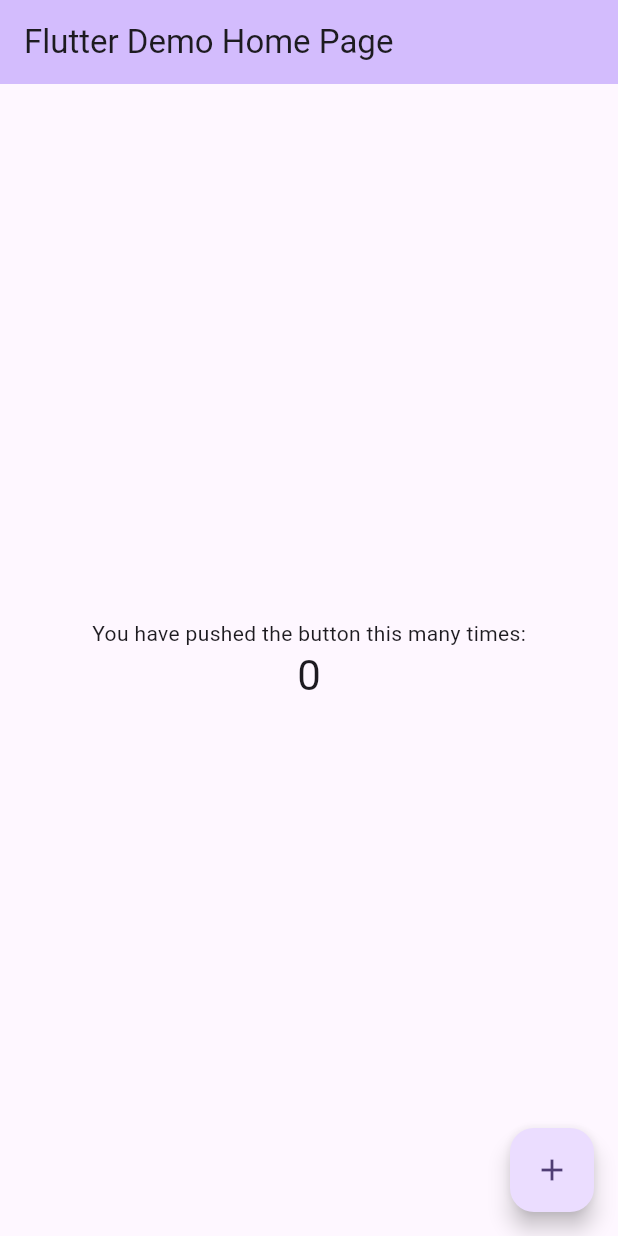
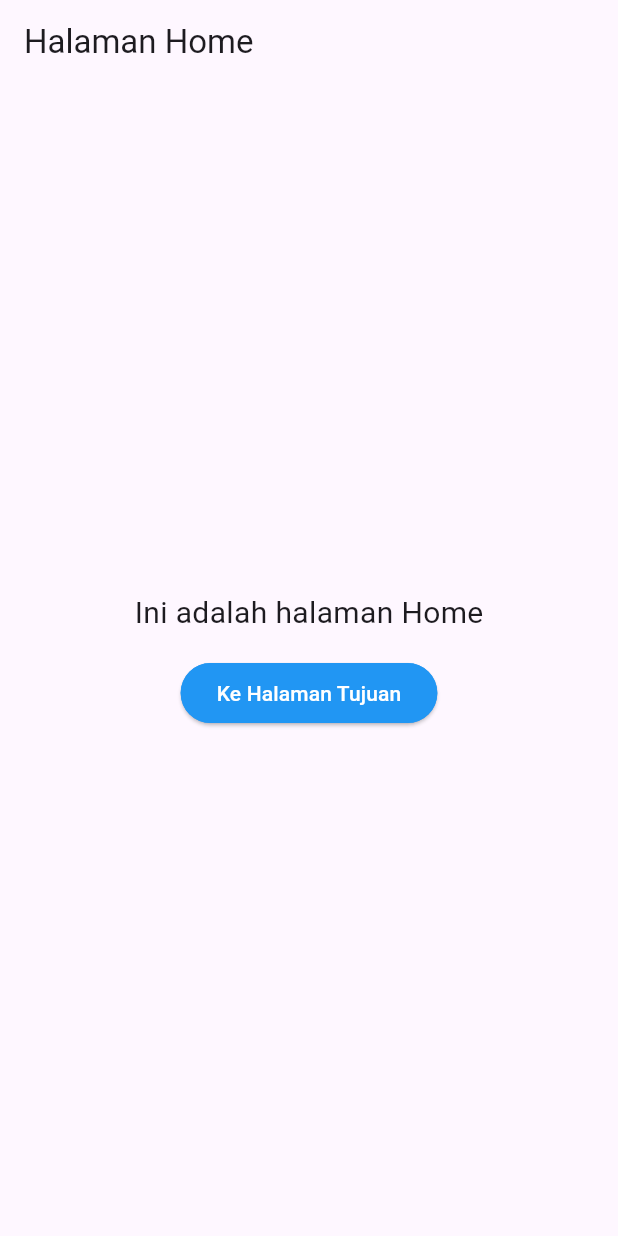
Before and after one commit to contrapoetra/mobile-programming-6, a Flutter app: the screen it shows after launch, on a phone screen of 412 x 824 dp. Run offline on Flutter 3.47's test engine with Material 3 defaults, Android fonts, the phone set to English and light mode, and no system bars.

Commit message:
do stuff

```diff
--- /dev/null
+++ b/demo_navigasi_pageroute/lib/home.dart
@@ -0,0 +1,41 @@
+import 'package:flutter/material.dart';
+import 'tujuan.dart';
+
+class Home extends StatelessWidget {
+  const Home({super.key});
+
+  @override
+  Widget build(BuildContext context) {
+    return Scaffold(
+      appBar: AppBar(title: const Text("Halaman Home")),
+      body: Center(
+        child: Column(
+          mainAxisAlignment: MainAxisAlignment.center,
+          children: [
+            const Text(
+              "Ini adalah halaman Home",
+              style: TextStyle(fontSize: 20),
+            ),
+            const SizedBox(height: 15),
+            ElevatedButton(
+              style: ElevatedButton.styleFrom(
+                backgroundColor: Colors.blue,
+                side: const BorderSide(width: 1.0, color: Colors.blue),
+              ),
+              onPressed: () {
+                Navigator.push(
+                  context,
+                  MaterialPageRoute(builder: (context) => const Tujuan()),
+                );
+              },
+              child: const Text(
+                "Ke Halaman Tujuan",
+                style: TextStyle(color: Colors.white),
+              ),
+            ),
+          ],
+        ),
+      ),
+    );
+  }
+}
--- a/demo_navigasi_pageroute/lib/main.dart
+++ b/demo_navigasi_pageroute/lib/main.dart
@@ -1,4 +1,5 @@
 import 'package:flutter/material.dart';
+import 'home.dart';
 
 void main() {
   runApp(const MyApp());
@@ -7,116 +8,11 @@ void main() {
 class MyApp extends StatelessWidget {
   const MyApp({super.key});
 
-  // This widget is the root of your application.
   @override
   Widget build(BuildContext context) {
-    return MaterialApp(
-      title: 'Flutter Demo',
-      theme: ThemeData(
-        // This is the theme of your application.
-        //
-        // TRY THIS: Try running your application with "flutter run". You'll see
-        // the application has a purple toolbar. Then, without quitting the app,
-        // try changing the seedColor in the colorScheme below to Colors.green
-        // and then invoke "hot reload" (save your changes or press the "hot
-        // reload" button in a Flutter-supported IDE, or press "r" if you used
-        // the command line to start the app).
-        //
-        // Notice that the counter didn't reset back to zero; the application
-        // state is not lost during the reload. To reset the state, use hot
-        // restart instead.
-        //
-        // This works for code too, not just values: Most code changes can be
-        // tested with just a hot reload.
-        colorScheme: ColorScheme.fromSeed(seedColor: Colors.deepPurple),
-      ),
-      home: const MyHomePage(title: 'Flutter Demo Home Page'),
+    return const MaterialApp(
+      debugShowCheckedModeBanner: false,
+      home: Home(),
     );
   }
 }
-
-class MyHomePage extends StatefulWidget {
-  const MyHomePage({super.key, required this.title});
-
-  // This widget is the home page of your application. It is stateful, meaning
-  // that it has a State object (defined below) that contains fields that affect
-  // how it looks.
-
-  // This class is the configuration for the state. It holds the values (in this
-  // case the title) provided by the parent (in this case the App widget) and
-  // used by the build method of the State. Fields in a Widget subclass are
-  // always marked "final".
-
-  final String title;
-
-  @override
-  State<MyHomePage> createState() => _MyHomePageState();
-}
-
-class _MyHomePageState extends State<MyHomePage> {
-  int _counter = 0;
-
-  void _incrementCounter() {
-    setState(() {
-      // This call to setState tells the Flutter framework that something has
-      // changed in this State, which causes it to rerun the build method below
-      // so that the display can reflect the updated values. If we changed
-      // _counter without calling setState(), then the build method would not be
-      // called again, and so nothing would appear to happen.
-      _counter++;
-    });
-  }
-
-  @override
-  Widget build(BuildContext context) {
-    // This method is rerun every time setState is called, for instance as done
-    // by the _incrementCounter method above.
-    //
-    // The Flutter framework has been optimized to make rerunning build methods
-    // fast, so that you can just rebuild anything that needs updating rather
-    // than having to individually change instances of widgets.
-    return Scaffold(
-      appBar: AppBar(
-        // TRY THIS: Try changing the color here to a specific color (to
-        // Colors.amber, perhaps?) and trigger a hot reload to see the AppBar
-        // change color while the other colors stay the same.
-        backgroundColor: Theme.of(context).colorScheme.inversePrimary,
-        // Here we take the value from the MyHomePage object that was created by
-        // the App.build method, and use it to set our appbar title.
-        title: Text(widget.title),
-      ),
-      body: Center(
-        // Center is a layout widget. It takes a single child and positions it
-        // in the middle of the parent.
-        child: Column(
-          // Column is also a layout widget. It takes a list of children and
-          // arranges them vertically. By default, it sizes itself to fit its
-          // children horizontally, and tries to be as tall as its parent.
-          //
-          // Column has various properties to control how it sizes itself and
-          // how it positions its children. Here we use mainAxisAlignment to
-          // center the children vertically; the main axis here is the vertical
-          // axis because Columns are vertical (the cross axis would be
-          // horizontal).
-          //
-          // TRY THIS: Invoke "debug painting" (choose the "Toggle Debug Paint"
-          // action in the IDE, or press "p" in the console), to see the
-          // wireframe for each widget.
-          mainAxisAlignment: MainAxisAlignment.center,
-          children: <Widget>[
-            const Text('You have pushed the button this many times:'),
-            Text(
-              '$_counter',
-              style: Theme.of(context).textTheme.headlineMedium,
-            ),
-          ],
-        ),
-      ),
-      floatingActionButton: FloatingActionButton(
-        onPressed: _incrementCounter,
-        tooltip: 'Increment',
-        child: const Icon(Icons.add),
-      ), // This trailing comma makes auto-formatting nicer for build methods.
-    );
-  }
-}
```
Also changed, not shown: demo_navigasi_pageroute/lib/tujuan.dart (added, +37 -0 lines).
